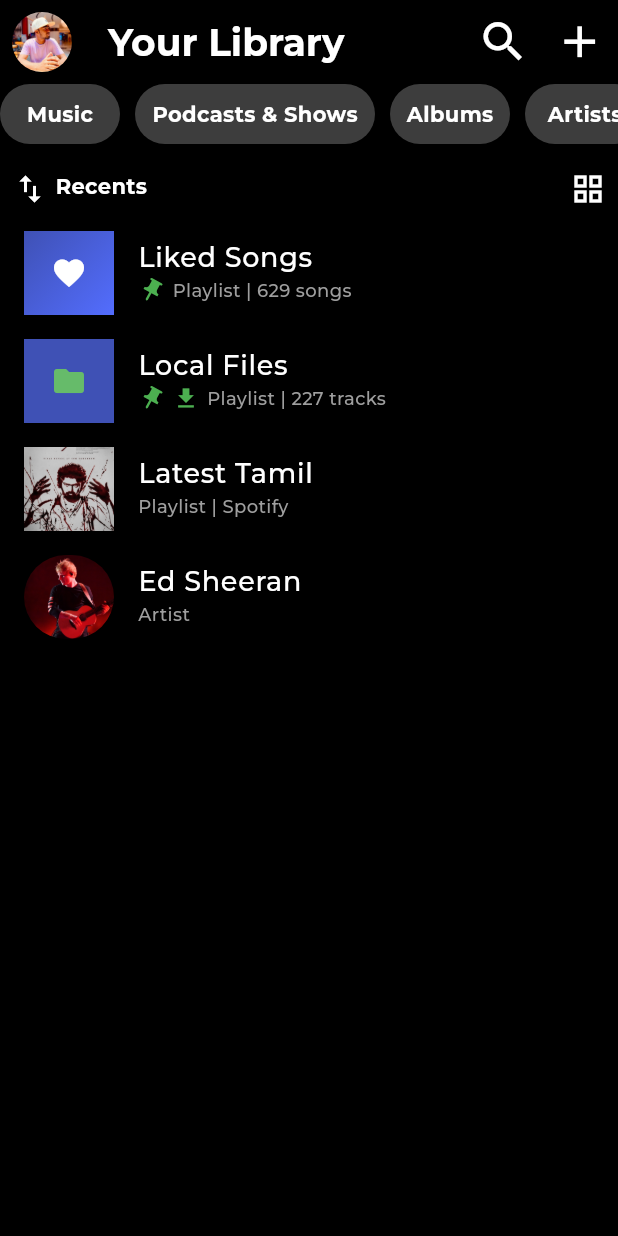
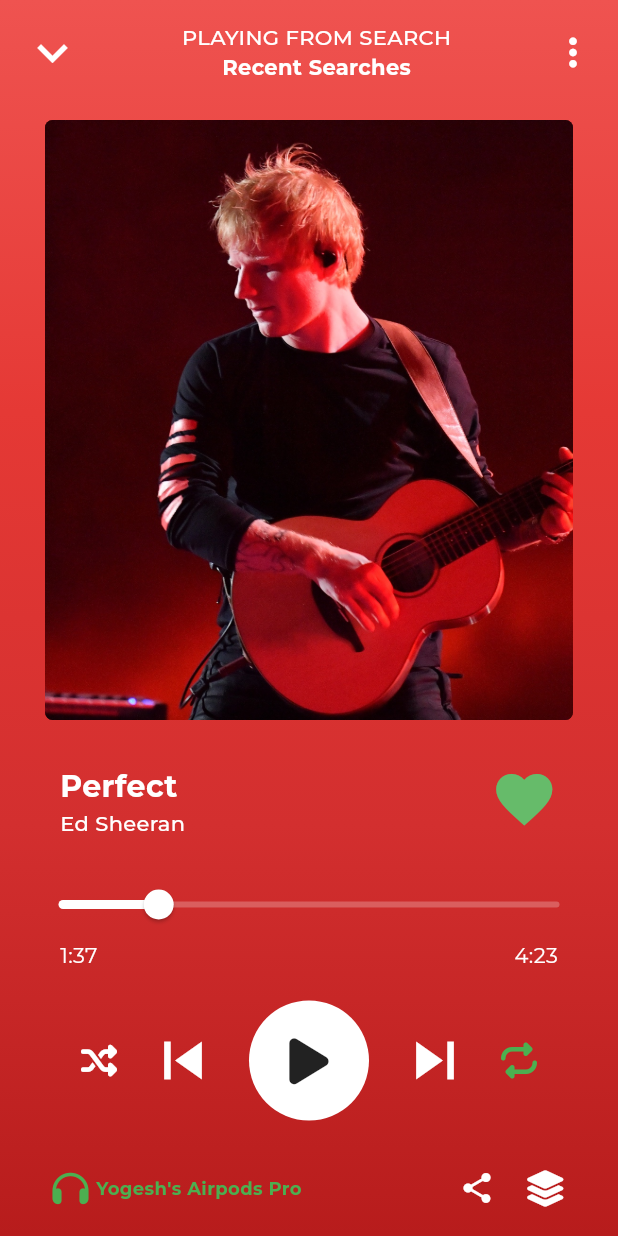
Before and after one commit to Yogesh-Jaisankar/spotify_clone, a Flutter app: the screen it shows after launch, on a phone screen of 412 x 824 dp. Run offline on Flutter 3.47's test engine with Material 2 defaults, Android fonts, the light colour scheme and no system bars; our stand-ins replace font_awesome_flutter, google_fonts, hexcolor.

Commit message:
Second Commit

```diff
--- /dev/null
+++ b/lib/bottomnav.dart
@@ -0,0 +1,74 @@
+import 'package:flutter/material.dart';
+import 'package:spotify_clone/library.dart';
+import 'package:spotify_clone/search.dart';
+
+import 'home.dart';
+
+class BottomNav extends StatefulWidget {
+  const BottomNav({super.key});
+
+  @override
+  State<BottomNav> createState() => _BottomNavState();
+}
+
+class _BottomNavState extends State<BottomNav> {
+  int current_index = 0;
+  final PageController _pageController = PageController();
+
+  @override
+  Widget build(BuildContext context) {
+    return Scaffold(
+      backgroundColor: Colors.black,
+      body: PageView(
+        controller: _pageController,
+        physics: NeverScrollableScrollPhysics(),
+        onPageChanged: (int newIndex) {
+          setState(() {
+            current_index = newIndex;
+          });
+        },
+        children: [
+          // Replace these with your different pages/widgets
+          Home(),
+          Search(),
+          Library(),
+        ],
+      ),
+      bottomNavigationBar: BottomNavigationBar(
+        backgroundColor: Colors.black,
+        type: BottomNavigationBarType.fixed,
+        enableFeedback: true,
+        iconSize: 30,
+        unselectedItemColor: Colors.grey,
+        selectedItemColor: Colors.white,
+        selectedLabelStyle: TextStyle(fontSize: 12, color: Colors.black54),
+        unselectedLabelStyle: TextStyle(fontSize: 12, color: Colors.black54),
+        currentIndex: current_index,
+        onTap: (int newIndex) {
+          setState(() {
+            current_index = newIndex;
+          });
+          _pageController.animateToPage(
+            newIndex,
+            duration: Duration(milliseconds: 300),
+            curve: Curves.ease,
+          );
+        },
+        items: const [
+          BottomNavigationBarItem(
+            label: 'Home',
+            icon: Icon(Icons.home_outlined),
+          ),
+          BottomNavigationBarItem(
+            label: 'Search',
+            icon: Icon(Icons.search),
+          ),
+          BottomNavigationBarItem(
+            label: 'Library',
+            icon: Icon(Icons.format_list_bulleted_rounded),
+          ),
+        ],
+      ),
+    );
+  }
+}
--- a/lib/main.dart
+++ b/lib/main.dart
@@ -1,5 +1,5 @@
 import 'package:flutter/material.dart';
-import 'package:spotify_clone/library.dart';
+import 'package:spotify_clone/player.dart';
 
 void main() {
   runApp(const MyApp());
@@ -18,7 +18,7 @@
         colorScheme: ColorScheme.fromSeed(seedColor: Colors.deepPurple),
         useMaterial3: true,
       ),
-      home: Library(),
+      home: Player(),
     );
   }
 }
--- /dev/null
+++ b/lib/player.dart
@@ -0,0 +1,233 @@
+import 'package:flutter/material.dart';
+import 'package:font_awesome_flutter/font_awesome_flutter.dart';
+import 'package:google_fonts/google_fonts.dart';
+
+class Player extends StatefulWidget {
+  const Player({super.key});
+
+  @override
+  State<Player> createState() => _PlayerState();
+}
+
+class _PlayerState extends State<Player> {
+  double _currentslidervalue = 20;
+  @override
+  Widget build(BuildContext context) {
+    return Scaffold(
+        body: Container(
+      height: double.infinity,
+      width: double.infinity,
+      decoration: BoxDecoration(
+        gradient: LinearGradient(
+          begin: Alignment.topCenter,
+          end: Alignment.bottomCenter,
+          colors: [
+            Colors.red.shade400,
+            Colors.red.shade600,
+            Colors.red.shade700,
+            Colors.red.shade900,
+          ],
+        ),
+      ),
+      child: SafeArea(
+        child: Padding(
+          padding: const EdgeInsets.all(15.0),
+          child: Column(
+            children: [
+              Row(
+                mainAxisAlignment: MainAxisAlignment.spaceBetween,
+                children: [
+                  Icon(
+                    Icons.keyboard_arrow_down,
+                    color: Colors.white,
+                    size: 40,
+                  ),
+                  Column(
+                    children: [
+                      Text(
+                        "PLAYING FROM SEARCH",
+                        style: GoogleFonts.montserrat(
+                            color: Colors.white, fontWeight: FontWeight.w500),
+                      ),
+                      Text(
+                        "Recent Searches",
+                        style: GoogleFonts.montserrat(
+                            color: Colors.white, fontWeight: FontWeight.bold),
+                      ),
+                    ],
+                  ),
+                  Icon(
+                    Icons.more_vert,
+                    color: Colors.white,
+                    size: 30,
+                  ),
+                ],
+              ),
+              SizedBox(height: 25),
+              Padding(
+                padding: const EdgeInsets.only(left: 15, right: 15),
+                child: Container(
+                  height: 400,
+                  width: 400,
+                  decoration: BoxDecoration(
+                      color: Colors.black54,
+                      image: DecorationImage(
+                          image: AssetImage("assets/edsh.jpg"),
+                          fit: BoxFit.cover),
+                      borderRadius: BorderRadius.circular(5)),
+                ),
+              ),
+              SizedBox(height: 30),
+              Padding(
+                padding: const EdgeInsets.only(left: 25, right: 25),
+                child: Row(
+                  crossAxisAlignment: CrossAxisAlignment.start,
+                  children: [
+                    Column(
+                      crossAxisAlignment: CrossAxisAlignment.start,
+                      children: [
+                        Text(
+                          "Perfect",
+                          style: GoogleFonts.montserrat(
+                              color: Colors.white,
+                              fontWeight: FontWeight.bold,
+                              fontSize: 20),
+                        ),
+                        Text(
+                          "Ed Sheeran",
+                          style: GoogleFonts.montserrat(
+                              color: Colors.white, fontWeight: FontWeight.w500),
+                        ),
+                      ],
+                    ),
+                    Spacer(),
+                    Icon(
+                      Icons.favorite,
+                      color: Colors.green.shade400,
+                      size: 45,
+                    )
+                  ],
+                ),
+              ),
+              SizedBox(height: 20),
+              Slider(
+                inactiveColor: Colors.white24,
+                activeColor: Colors.white,
+                value: _currentslidervalue,
+                max: 100,
+                onChanged: (double value) {
+                  setState(() {
+                    _currentslidervalue = value;
+                  });
+                },
+              ),
+              Padding(
+                padding: const EdgeInsets.only(left: 25, right: 25),
+                child: Row(
+                  mainAxisAlignment: MainAxisAlignment.spaceBetween,
+                  crossAxisAlignment: CrossAxisAlignment.start,
+                  children: [
+                    Text(
+                      "1:37",
+                      style: GoogleFonts.montserrat(color: Colors.white),
+                    ),
+                    Text(
+                      "4:23",
+                      style: GoogleFonts.montserrat(color: Colors.white),
+                    )
+                  ],
+                ),
+              ),
+              SizedBox(height: 20),
+              Padding(
+                padding: const EdgeInsets.only(left: 20, right: 20),
+                child: Container(
+                  height: 80,
+                  width: double.infinity,
+                  child: Row(
+                    mainAxisAlignment: MainAxisAlignment.spaceEvenly,
+                    children: [
+                      FaIcon(
+                        FontAwesomeIcons.shuffle,
+                        color: Colors.white,
+                      ),
+                      Icon(
+                        Icons.skip_previous,
+                        color: Colors.white,
+                        size: 50,
+                      ),
+                      Container(
+                        height: 80,
+                        width: 80,
+                        decoration: BoxDecoration(
+                            color: Colors.white,
+                            borderRadius: BorderRadius.circular(100)),
+                        child: Center(
+                          child: FaIcon(
+                            FontAwesomeIcons.play,
+                            size: 35,
+                          ),
+                        ),
+                      ),
+                      Icon(
+                        Icons.skip_next,
+                        color: Colors.white,
+                        size: 50,
+                      ),
+                      FaIcon(
+                        FontAwesomeIcons.repeat,
+                        color: Colors.green,
+                      ),
+                    ],
+                  ),
+                ),
+              ),
+              SizedBox(height: 20),
+              Padding(
+                padding: const EdgeInsets.only(left: 20, right: 20),
+                child: Container(
+                  height: 50,
+                  width: double.infinity,
+                  child: Row(
+                    children: [
+                      Row(
+                        children: [
+                          FaIcon(
+                            FontAwesomeIcons.headphones,
+                            color: Colors.green,
+                          ),
+                          SizedBox(width: 5),
+                          Text(
+                            "Yogesh's Airpods Pro",
+                            style: GoogleFonts.montserrat(
+                                color: Colors.green,
+                                fontWeight: FontWeight.bold,
+                                fontSize: 12),
+                          )
+                        ],
+                      ),
+                      Spacer(),
+                      Row(
+                        children: [
+                          Icon(
+                            Icons.share,
+                            color: Colors.white,
+                          ),
+                          SizedBox(width: 20),
+                          FaIcon(
+                            FontAwesomeIcons.layerGroup,
+                            color: Colors.white,
+                          )
+                        ],
+                      )
+                    ],
+                  ),
+                ),
+              )
+            ],
+          ),
+        ),
+      ),
+    ));
+  }
+}
```
Also changed, not shown: assets/perfect.jpeg (added).
